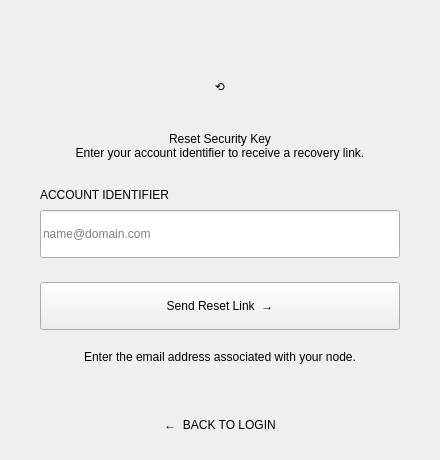
Above: login/resetPwd.ui from llk657843/V2ray before the change. Below: the same form after it.
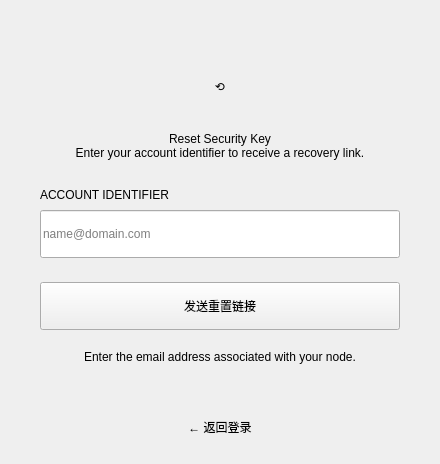
That is the form after the change.

```diff
--- a/login/resetPwd.ui
+++ b/login/resetPwd.ui
@@ -232,7 +232,7 @@
          </size>
         </property>
         <property name="text">
-         <string>Send Reset Link  →</string>
+         <string>发送重置链接</string>
         </property>
         <property name="cursor">
          <cursorShape>PointingHandCursor</cursorShape>
@@ -293,7 +293,7 @@
    <item alignment="Qt::AlignmentFlag::AlignHCenter">
     <widget class="QPushButton" name="backToLoginButton">
      <property name="text">
-      <string>←  BACK TO LOGIN</string>
+      <string>← 返回登录</string>
      </property>
      <property name="flat">
       <bool>true</bool>
```
